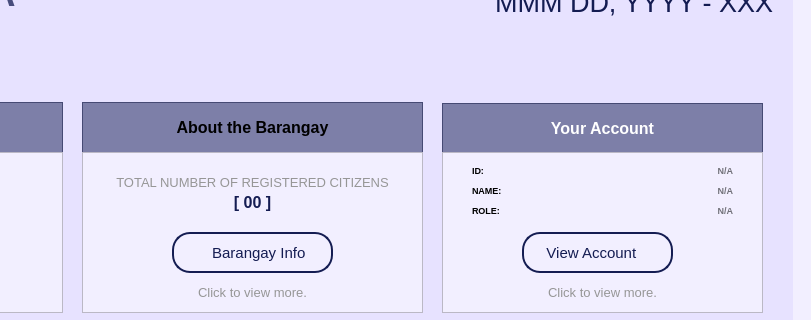
This is Resources/UIs/MainPages/dashboard.ui in Yohhannn/Barangay-Records-Statistics-System as Qt 5 draws it before an edit; both pictures show x 538 to 1349 and y 148 to 468 of the 1349 by 850 pixel window. The edited form follows.
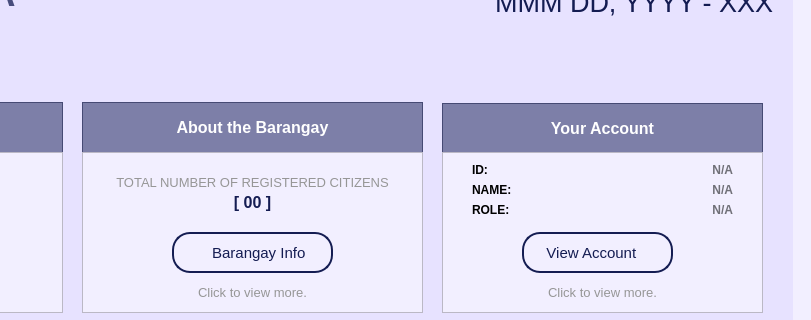
This is the edited form. Icons and pictures are not drawn.

```diff
--- a/Resources/UIs/MainPages/dashboard.ui
+++ b/Resources/UIs/MainPages/dashboard.ui
@@ -1298,7 +1298,7 @@
      <property name="font">
       <font>
        <family>Arial</family>
-       <pointsize>7</pointsize>
+       <pointsize>9</pointsize>
        <bold>true</bold>
       </font>
      </property>
@@ -1323,7 +1323,7 @@
      <property name="font">
       <font>
        <family>Arial</family>
-       <pointsize>7</pointsize>
+       <pointsize>9</pointsize>
        <bold>true</bold>
       </font>
      </property>
@@ -1348,7 +1348,7 @@
      <property name="font">
       <font>
        <family>Arial</family>
-       <pointsize>7</pointsize>
+       <pointsize>9</pointsize>
        <bold>true</bold>
       </font>
      </property>
@@ -1373,7 +1373,7 @@
      <property name="font">
       <font>
        <family>Arial</family>
-       <pointsize>7</pointsize>
+       <pointsize>9</pointsize>
        <bold>true</bold>
       </font>
      </property>
@@ -1401,7 +1401,7 @@
      <property name="font">
       <font>
        <family>Arial</family>
-       <pointsize>7</pointsize>
+       <pointsize>9</pointsize>
        <bold>true</bold>
       </font>
      </property>
@@ -1429,7 +1429,7 @@
      <property name="font">
       <font>
        <family>Arial</family>
-       <pointsize>7</pointsize>
+       <pointsize>9</pointsize>
        <bold>true</bold>
       </font>
      </property>
@@ -1980,7 +1980,7 @@
       </font>
      </property>
      <property name="styleSheet">
-      <string notr="true">#label_frameTitleDashboard {
+      <string notr="true">#label_frameTitleDashboard_3 {
 	background-color: transparent;
 	color: #FFFFFF;
 }
```
Left out of the diff: 4 changed lines with no effect on the pictures.
